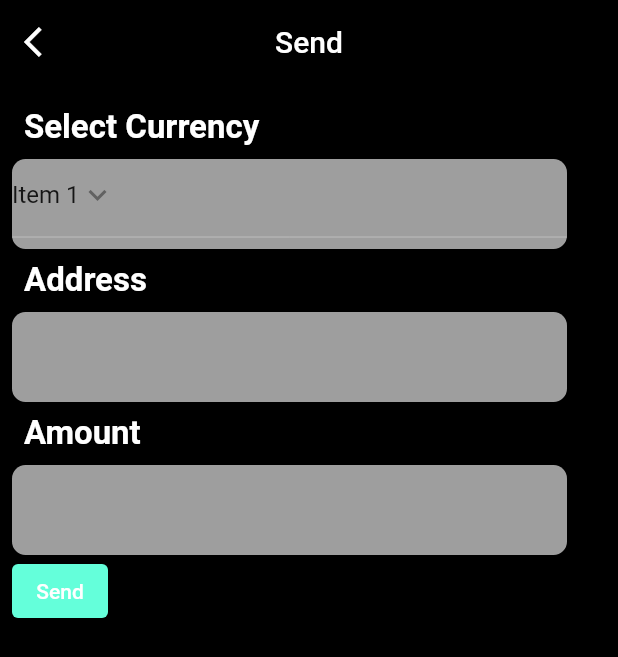
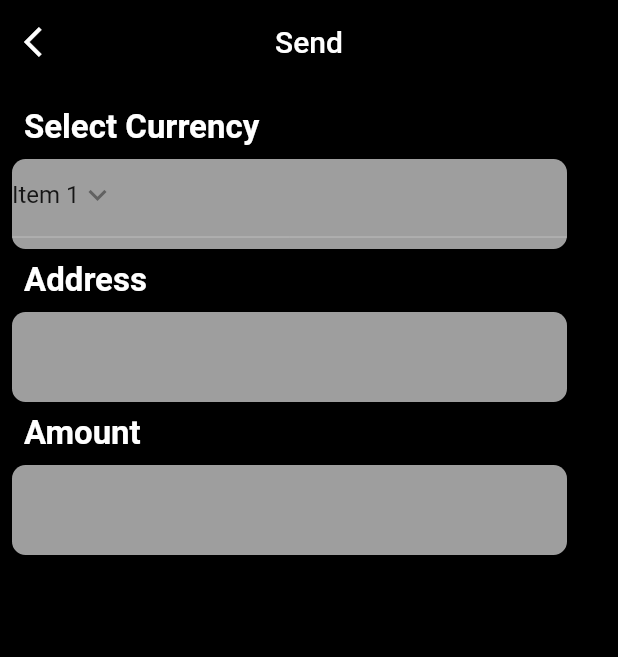
Before and after one commit to Agarwal7088/Bitcoin, a Flutter app: the mysendscreen screen opened directly, on a phone screen of 412 x 824 dp. Shown: the top 657 px of the screen. Run offline on Flutter 3.47's test engine with Material 2 defaults, Android fonts, the phone set to English and light mode, and no system bars.

Commit message:
first commit

```diff
--- a/lib/send.dart
+++ b/lib/send.dart
@@ -126,21 +126,21 @@ class _mysendscreenState extends State<mysendscreen> {
                 height: 60,
                 width: 370,
               ),
-              ElevatedButton(
-                onPressed: () {
-                  // Add the action you want to perform when the button is pressed
-                  // For example, you can navigate to the next screen here.
-                  Navigator.push(
-                    context,
-                    MaterialPageRoute(builder: (context) => Home()),
-                  );
-                },
-                style: ButtonStyle(
-                  backgroundColor: MaterialStateProperty.all(
-                      Colors.tealAccent), // Set button background color to red
-                ),
-                child: Text('Send'), // Button text
-              ),
+              // ElevatedButton(
+              //   onPressed: () {
+              //     // Add the action you want to perform when the button is pressed
+              //     // For example, you can navigate to the next screen here.
+              //     Navigator.push(
+              //       context,
+              //       MaterialPageRoute(builder: (context) => Home()),
+              //     );
+              //   },
+              //   style: ButtonStyle(
+              //     backgroundColor: MaterialStateProperty.all(
+              //         Colors.tealAccent), // Set button background color to red
+              //   ),
+              //   child: Text('Send'), // Button text
+              // ),
             ],
           ),
         ),
```
Also changed, not shown: lib/home.dart (+13 -1 lines), lib/recieve.dart (added, +15 -0 lines).
